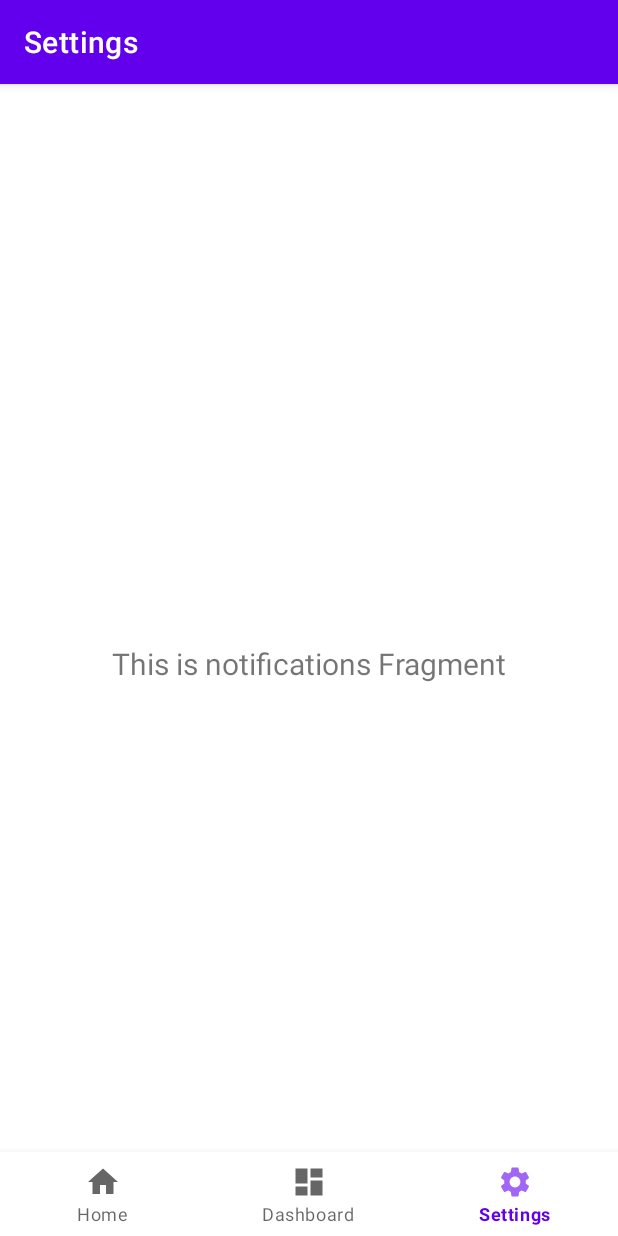
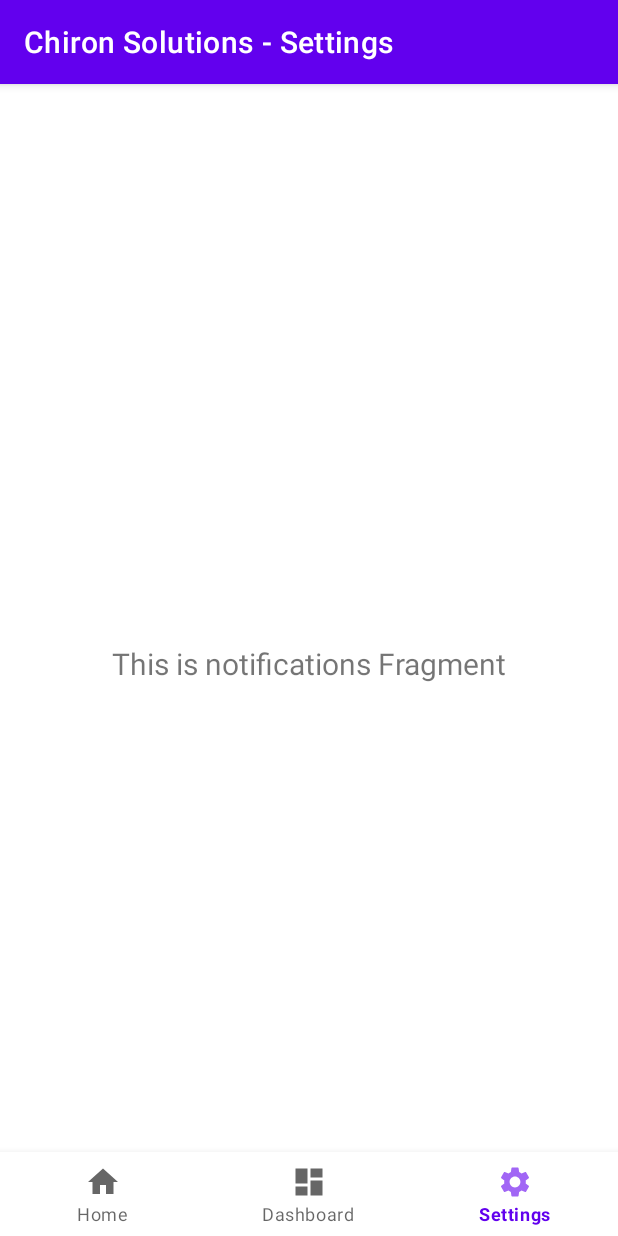
Before and after one commit to penguinsstar/CapstoneProject, an Android app: the screen it shows after launch (MainActivity), item 3 of the bottom bar chosen, on a phone screen of 412 x 824 dp. Run offline under Robolectric (Android 15) with nearby library versions, the phone set to English and light mode, and no system bars; our stand-ins replace navigation-ui; libraries missing offline, so code that uses them is left out: com.jjoe64.graphview.

```diff
--- a/app/src/main/res/layout/fragment_dashboard.xml
+++ b/app/src/main/res/layout/fragment_dashboard.xml
@@ -12,8 +12,11 @@
         android:layout_width="0dp"
         android:layout_height="wrap_content"
         android:layout_alignParentTop="true"
+        android:layout_marginStart="10dp"
+        android:layout_marginLeft="10dp"
+        android:layout_marginEnd="10dp"
+        android:layout_marginRight="10dp"
         app:layout_constraintEnd_toEndOf="parent"
-        app:layout_constraintHorizontal_bias="0.0"
         app:layout_constraintStart_toStartOf="parent"
         app:layout_constraintTop_toTopOf="parent" />
 
--- a/app/src/main/res/navigation/mobile_navigation.xml
+++ b/app/src/main/res/navigation/mobile_navigation.xml
@@ -8,18 +8,18 @@
     <fragment
         android:id="@+id/navigation_home"
         android:name="com.example.chironsolutions.ui.home.HomeFragment"
-        android:label="@string/title_home"
+        android:label="@string/title_home_header"
         tools:layout="@layout/fragment_home" />
 
     <fragment
         android:id="@+id/navigation_dashboard"
         android:name="com.example.chironsolutions.ui.dashboard.DashboardFragment"
-        android:label="@string/title_dashboard"
+        android:label="@string/title_dashboard_header"
         tools:layout="@layout/fragment_dashboard" />
 
     <fragment
         android:id="@+id/navigation_settings"
         android:name="com.example.chironsolutions.ui.settings.SettingsFragment"
-        android:label="@string/title_settings"
+        android:label="@string/title_settings_header"
         tools:layout="@layout/fragment_settings" />
 </navigation>
--- a/app/src/main/res/values/strings.xml
+++ b/app/src/main/res/values/strings.xml
@@ -3,4 +3,7 @@
     <string name="title_home">Home</string>
     <string name="title_dashboard">Dashboard</string>
     <string name="title_settings">Settings</string>
+    <string name="title_home_header">Chiron Solutions - Home</string>
+    <string name="title_dashboard_header">Chiron Solutions - Dashboard</string>
+    <string name="title_settings_header">Chiron Solutions - Settings</string>
 </resources>
```
Also changed, not shown: app/src/main/java/com/example/chironsolutions/ui/dashboard/DashboardFragment.kt (+7 -2 lines).
